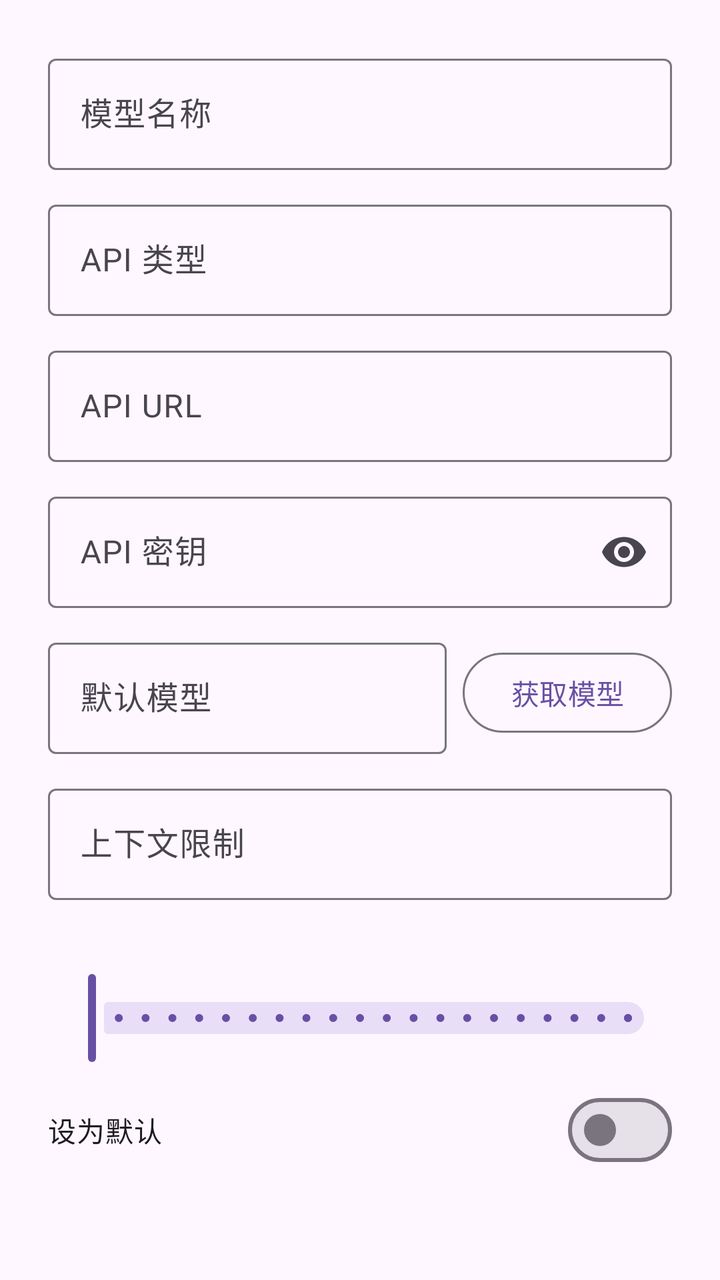
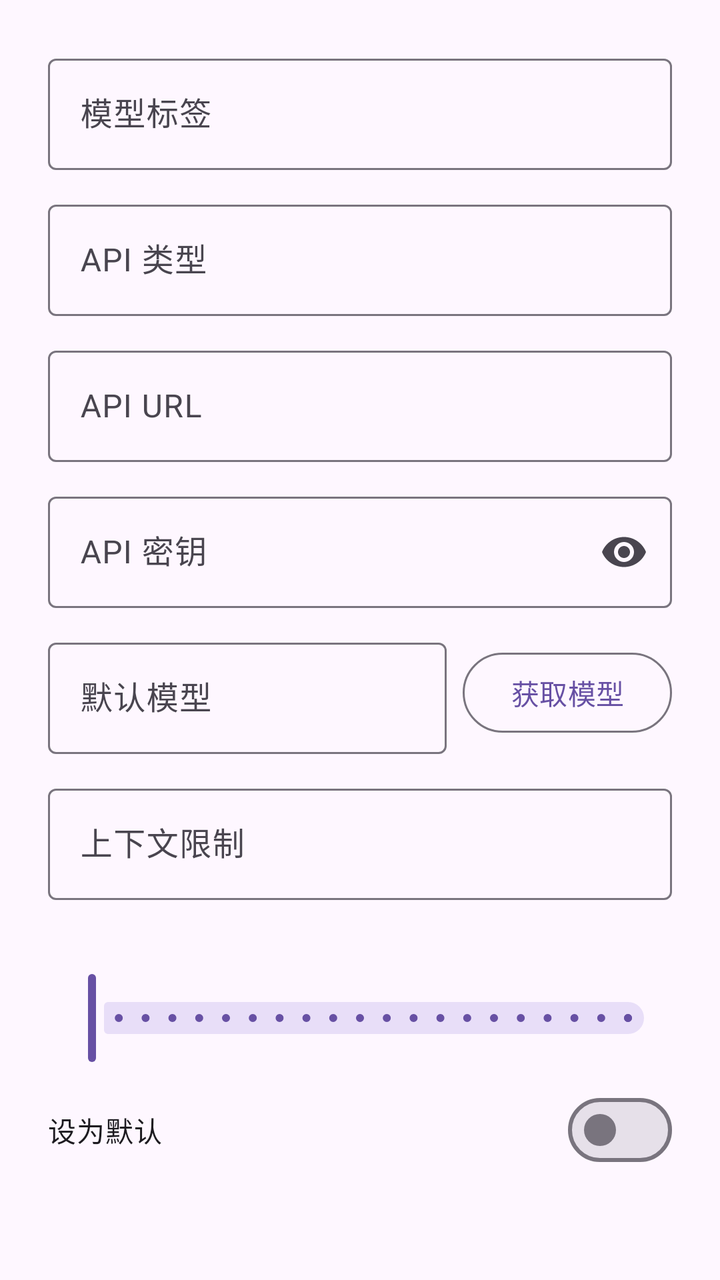

Screens rendered from an Android XML layout before and after an edit, with the pre-edit source and the edit as a unified diff.
<!-- AndroidManifest.xml: application theme Theme.ChatBox -->
<!-- res/layout/dialog_model_config.xml -->
<?xml version="1.0" encoding="utf-8"?>
<ScrollView xmlns:android="http://schemas.android.com/apk/res/android"
    xmlns:app="http://schemas.android.com/apk/res-auto"
    android:layout_width="match_parent"
    android:layout_height="wrap_content">

    <LinearLayout
        android:layout_width="match_parent"
        android:layout_height="wrap_content"
        android:orientation="vertical"
        android:padding="24dp">

        
        <com.google.android.material.textfield.TextInputLayout
            android:layout_width="match_parent"
            android:layout_height="wrap_content"
            android:hint="@string/hint_model_name"
            style="@style/Widget.Material3.TextInputLayout.OutlinedBox">

            <com.google.android.material.textfield.TextInputEditText
                android:id="@+id/et_name"
                android:layout_width="match_parent"
                android:layout_height="wrap_content"
                android:inputType="text" />

        </com.google.android.material.textfield.TextInputLayout>

        
        <com.google.android.material.textfield.TextInputLayout
            android:id="@+id/til_api_type"
            android:layout_width="match_parent"
            android:layout_height="wrap_content"
            android:layout_marginTop="12dp"
            android:hint="@string/label_api_type"
            style="@style/Widget.Material3.TextInputLayout.OutlinedBox">

            <com.google.android.material.textfield.TextInputEditText
                android:id="@+id/et_api_type"
                android:layout_width="match_parent"
                android:layout_height="wrap_content"
                android:focusable="false"
                android:clickable="true" />

        </com.google.android.material.textfield.TextInputLayout>

        
        <com.google.android.material.textfield.TextInputLayout
            android:layout_width="match_parent"
            android:layout_height="wrap_content"
            android:layout_marginTop="12dp"
            android:hint="@string/hint_api_url"
            style="@style/Widget.Material3.TextInputLayout.OutlinedBox">

            <com.google.android.material.textfield.TextInputEditText
                android:id="@+id/et_api_url"
                android:layout_width="match_parent"
                android:layout_height="wrap_content"
                android:inputType="textUri" />

        </com.google.android.material.textfield.TextInputLayout>

        
        <com.google.android.material.textfield.TextInputLayout
            android:layout_width="match_parent"
            android:layout_height="wrap_content"
            android:layout_marginTop="12dp"
            android:hint="@string/hint_api_key"
            app:endIconMode="password_toggle"
            style="@style/Widget.Material3.TextInputLayout.OutlinedBox">

            <com.google.android.material.textfield.TextInputEditText
                android:id="@+id/et_api_key"
                android:layout_width="match_parent"
                android:layout_height="wrap_content"
                android:inputType="textPassword" />

        </com.google.android.material.textfield.TextInputLayout>

        
        <LinearLayout
            android:id="@+id/layout_openai_model"
            android:layout_width="match_parent"
            android:layout_height="wrap_content"
            android:layout_marginTop="12dp"
            android:gravity="center_vertical"
            android:orientation="horizontal">

            <com.google.android.material.textfield.TextInputLayout
                android:id="@+id/til_default_model"
                android:layout_width="0dp"
                android:layout_height="wrap_content"
                android:layout_weight="1"
                android:hint="@string/label_default_model"
                style="@style/Widget.Material3.TextInputLayout.OutlinedBox">

                <com.google.android.material.textfield.TextInputEditText
                    android:id="@+id/et_default_model"
                    android:layout_width="match_parent"
                    android:layout_height="wrap_content"
                    android:focusable="false"
                    android:clickable="true" />

            </com.google.android.material.textfield.TextInputLayout>

            <com.google.android.material.button.MaterialButton
                android:id="@+id/btn_fetch_models"
                android:layout_width="wrap_content"
                android:layout_height="wrap_content"
                android:layout_marginStart="8dp"
                android:text="@string/btn_fetch_models"
                style="@style/Widget.Material3.Button.OutlinedButton" />

            <ProgressBar
                android:id="@+id/progress_fetch"
                android:layout_width="24dp"
                android:layout_height="24dp"
                android:layout_marginStart="8dp"
                android:visibility="gone" />

        </LinearLayout>

        
        <com.google.android.material.textfield.TextInputLayout
            android:id="@+id/til_anthropic_model"
            android:layout_width="match_parent"
            android:layout_height="wrap_content"
            android:layout_marginTop="12dp"
            android:hint="@string/hint_anthropic_model"
            android:visibility="gone"
            style="@style/Widget.Material3.TextInputLayout.OutlinedBox">

            <com.google.android.material.textfield.TextInputEditText
                android:id="@+id/et_anthropic_model"
                android:layout_width="match_parent"
                android:layout_height="wrap_content"
                android:inputType="text" />

        </com.google.android.material.textfield.TextInputLayout>

        
        <com.google.android.material.textfield.TextInputLayout
            android:layout_width="match_parent"
            android:layout_height="wrap_content"
            android:layout_marginTop="12dp"
            android:hint="@string/hint_context_limit"
            style="@style/Widget.Material3.TextInputLayout.OutlinedBox">

            <com.google.android.material.textfield.TextInputEditText
                android:id="@+id/et_context_limit"
                android:layout_width="match_parent"
                android:layout_height="wrap_content"
                android:inputType="number" />

        </com.google.android.material.textfield.TextInputLayout>

        
        <TextView
            android:id="@+id/tv_temperature_label"
            android:layout_width="wrap_content"
            android:layout_height="wrap_content"
            android:layout_marginTop="16dp"
            android:textColor="?attr/colorOnSurface"
            android:textSize="14sp" />

        <com.google.android.material.slider.Slider
            android:id="@+id/slider_temperature"
            android:layout_width="match_parent"
            android:layout_height="wrap_content"
            android:valueFrom="0"
            android:valueTo="100"
            android:stepSize="5" />

        
        <com.google.android.material.materialswitch.MaterialSwitch
            android:id="@+id/switch_default"
            android:layout_width="match_parent"
            android:layout_height="wrap_content"
            android:layout_marginTop="8dp"
            android:text="@string/label_set_default" />

    </LinearLayout>

</ScrollView>
<!-- resources referenced by this layout -->
<resources>
  <string name="btn_fetch_models">获取模型</string>
  <string name="hint_anthropic_model">模型名称（如 claude-sonnet-4-20250514）</string>
  <string name="hint_api_key">API 密钥</string>
  <string name="hint_api_url">API URL</string>
  <string name="hint_context_limit">上下文限制</string>
  <string name="hint_model_name">模型名称</string>
  <string name="label_api_type">API 类型</string>
  <string name="label_default_model">默认模型</string>
  <string name="label_set_default">设为默认</string>
  <style name="Theme.ChatBox" parent="Theme.Material3.Light.NoActionBar">
          
          <item name="colorPrimary">@color/md_primary</item>
          <item name="colorOnPrimary">@color/md_on_primary</item>
          <item name="colorPrimaryContainer">@color/md_primary_container</item>
          <item name="colorOnPrimaryContainer">@color/md_on_primary_container</item>
  
          
          <item name="colorSecondary">@color/md_secondary</item>
          <item name="colorOnSecondary">@color/md_on_secondary</item>
          <item name="colorSecondaryContainer">@color/md_secondary_container</item>
          <item name="colorOnSecondaryContainer">@color/md_on_secondary_container</item>
  
          
          <item name="colorTertiary">@color/md_tertiary</item>
          <item name="colorOnTertiary">@color/md_on_tertiary</item>
          <item name="colorTertiaryContainer">@color/md_tertiary_container</item>
          <item name="colorOnTertiaryContainer">@color/md_on_tertiary_container</item>
  
          
          <item name="colorError">@color/md_error</item>
          <item name="colorOnError">@color/md_on_error</item>
          <item name="colorErrorContainer">@color/md_error_container</item>
          <item name="colorOnErrorContainer">@color/md_on_error_container</item>
  
          
          <item name="android:colorBackground">@color/md_background</item>
          <item name="colorOnBackground">@color/md_on_background</item>
          <item name="colorSurface">@color/md_surface</item>
          <item name="colorOnSurface">@color/md_on_surface</item>
          <item name="colorSurfaceVariant">@color/md_surface_variant</item>
          <item name="colorOnSurfaceVariant">@color/md_on_surface_variant</item>
  
          
          <item name="colorOutline">@color/md_outline</item>
          <item name="colorOutlineVariant">@color/md_outline_variant</item>
  
          
          <item name="colorSurfaceInverse">@color/md_inverse_surface</item>
          <item name="colorOnSurfaceInverse">@color/md_inverse_on_surface</item>
  
          
          <item name="android:statusBarColor">@color/md_surface</item>
          <item name="android:navigationBarColor">@color/md_surface</item>
          <item name="android:windowLightStatusBar">true</item>
      </style>
  <color name="md_primary">#6750A4</color>
  <color name="md_on_primary">#FFFFFF</color>
  <color name="md_primary_container">#EADDFF</color>
  <color name="md_on_primary_container">#21005D</color>
  <color name="md_secondary">#625B71</color>
  <color name="md_on_secondary">#FFFFFF</color>
  <color name="md_secondary_container">#E8DEF8</color>
  <color name="md_on_secondary_container">#1D192B</color>
  <color name="md_tertiary">#7D5260</color>
  <color name="md_on_tertiary">#FFFFFF</color>
  <color name="md_tertiary_container">#FFD8E4</color>
  <color name="md_on_tertiary_container">#31111D</color>
  <color name="md_error">#B3261E</color>
  <color name="md_on_error">#FFFFFF</color>
  <color name="md_error_container">#F9DEDC</color>
  <color name="md_on_error_container">#410E0B</color>
  <color name="md_background">#FEF7FF</color>
  <color name="md_on_background">#1D1B20</color>
  <color name="md_surface">#FEF7FF</color>
  <color name="md_on_surface">#1D1B20</color>
  <color name="md_surface_variant">#E7E0EC</color>
  <color name="md_on_surface_variant">#49454F</color>
  <color name="md_outline">#79747E</color>
  <color name="md_outline_variant">#CAC4D0</color>
  <color name="md_inverse_surface">#322F35</color>
  <color name="md_inverse_on_surface">#F5EFF7</color>
</resources>

<!-- the commit's change to res/layout/dialog_model_config.xml (unified diff, before → after) -->
@@ -14,7 +14,7 @@
         <com.google.android.material.textfield.TextInputLayout
             android:layout_width="match_parent"
             android:layout_height="wrap_content"
-            android:hint="@string/hint_model_name"
+            android:hint="@string/hint_model_tag"
             style="@style/Widget.Material3.TextInputLayout.OutlinedBox">
 
             <com.google.android.material.textfield.TextInputEditText
<!-- resource entries referenced after the edit -->
@@ -5,7 +5,7 @@
   <string name="hint_api_key">API 密钥</string>
   <string name="hint_api_url">API URL</string>
   <string name="hint_context_limit">上下文限制</string>
-  <string name="hint_model_name">模型名称</string>
+  <string name="hint_model_tag">模型标签</string>
   <string name="label_api_type">API 类型</string>
   <string name="label_default_model">默认模型</string>
   <string name="label_set_default">设为默认</string>
